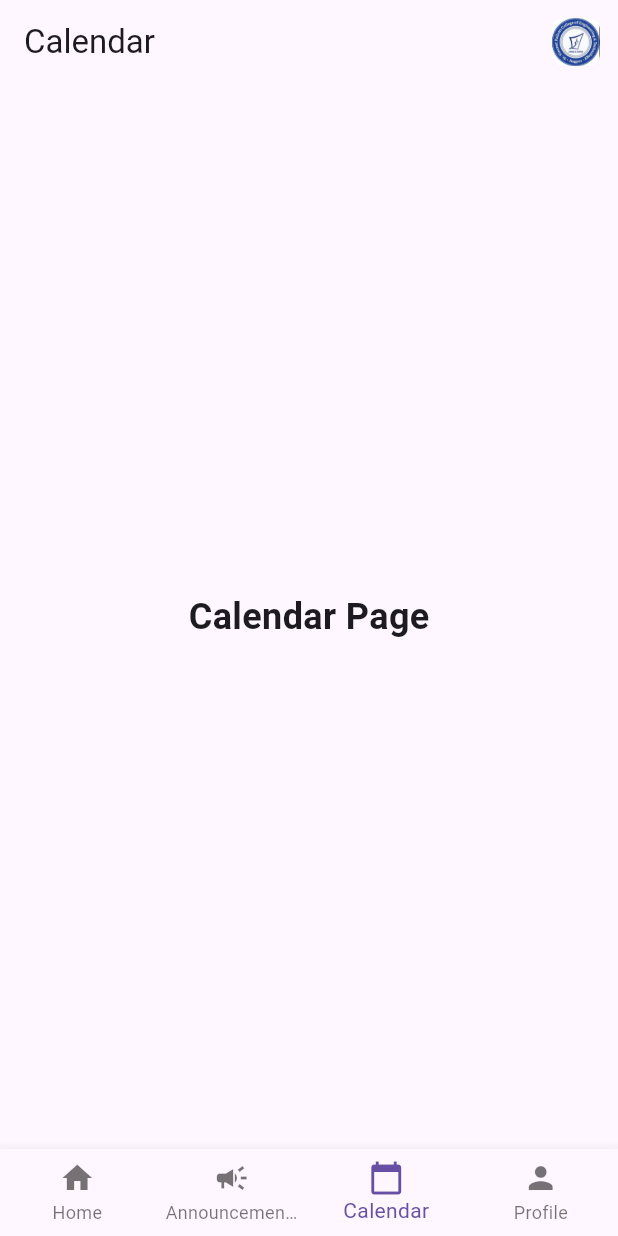
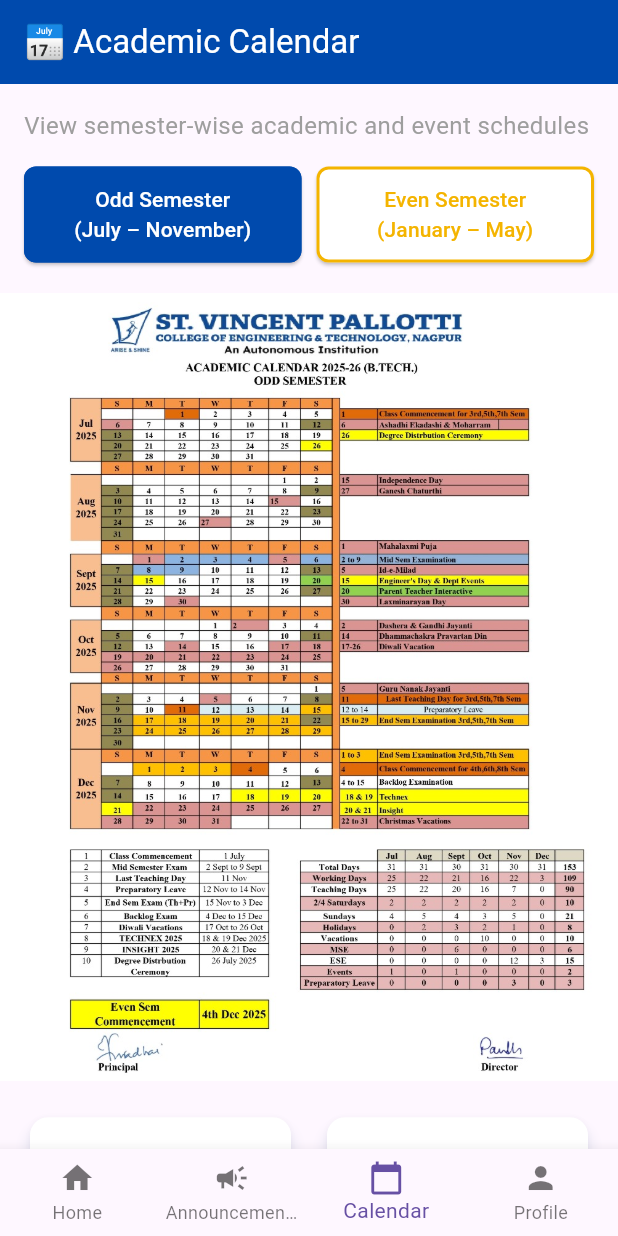
Before and after one commit to theaashaychahande/stvincent_sys_app, a Flutter app: the screen it shows after launch, item 3 of the bottom bar chosen, on a phone screen of 412 x 824 dp. Run offline on Flutter 3.47's test engine with Material 3 defaults, Android fonts, the phone set to English and light mode, and no system bars; our stand-ins replace carousel_slider.

Commit message:
fixed the overflowing issues

```diff
--- a/lib/calendar_screen.dart
+++ b/lib/calendar_screen.dart
@@ -1,27 +1,11 @@
 import 'package:flutter/material.dart';
-import 'widgets/college_logo.dart';
+import 'screens/calendar_section.dart';
 
 class CalendarScreen extends StatelessWidget {
   const CalendarScreen({super.key});
 
   @override
   Widget build(BuildContext context) {
-    return Scaffold(
-      appBar: AppBar(
-        title: const Text('Calendar'),
-        actions: [
-          Padding(
-            padding: const EdgeInsets.only(right: 12),
-            child: CollegeLogo(size: 32),
-          ),
-        ],
-      ),
-      body: const Center(
-        child: Text(
-          'Calendar Page',
-          style: TextStyle(fontSize: 24, fontWeight: FontWeight.bold),
-        ),
-      ),
-    );
+    return const CalendarSection();
   }
 }
--- /dev/null
+++ b/lib/screens/calendar_section.dart
@@ -0,0 +1,238 @@
+import 'package:flutter/material.dart';
+
+class CalendarSection extends StatefulWidget {
+  const CalendarSection({super.key});
+
+  @override
+  State<CalendarSection> createState() => _CalendarSectionState();
+}
+
+class _CalendarSectionState extends State<CalendarSection>
+    with SingleTickerProviderStateMixin {
+  bool _isOddSemester = true;
+  late AnimationController _animationController;
+  late Animation<double> _fadeInAnimation;
+
+  @override
+  void initState() {
+    super.initState();
+    _animationController = AnimationController(
+      duration: const Duration(milliseconds: 500),
+      vsync: this,
+    );
+    _fadeInAnimation = Tween<double>(begin: 0.0, end: 1.0).animate(
+      CurvedAnimation(parent: _animationController, curve: Curves.easeIn),
+    );
+    _animationController.forward();
+  }
+
+  @override
+  void dispose() {
+    _animationController.dispose();
+    super.dispose();
+  }
+
+  void _toggleSemester(bool isOdd) {
+    if (_isOddSemester != isOdd) {
+      _animationController.reset();
+      setState(() {
+        _isOddSemester = isOdd;
+      });
+      _animationController.forward();
+    }
+  }
+
+  @override
+  Widget build(BuildContext context) {
+    return Scaffold(
+      appBar: AppBar(
+        title: const Text('📅 Academic Calendar'),
+        backgroundColor: const Color(0xFF004aad),
+        foregroundColor: Colors.white,
+      ),
+      body: Column(
+        crossAxisAlignment: CrossAxisAlignment.start,
+        children: [
+          // Subtitle
+          const Padding(
+            padding: EdgeInsets.all(16.0),
+            child: Text(
+              'View semester-wise academic and event schedules',
+              style: TextStyle(
+                fontSize: 16,
+                color: Colors.grey,
+              ),
+            ),
+          ),
+          // Toggle buttons
+          Padding(
+            padding: const EdgeInsets.symmetric(horizontal: 16.0),
+            child: Row(
+              children: [
+                Expanded(
+                  child: ElevatedButton(
+                    onPressed: () => _toggleSemester(true),
+                    style: ElevatedButton.styleFrom(
+                      backgroundColor:
+                          _isOddSemester ? const Color(0xFF004aad) : Colors.white,
+                      foregroundColor:
+                          _isOddSemester ? Colors.white : const Color(0xFF004aad),
+                      side: BorderSide(
+                        color: const Color(0xFF004aad),
+                        width: 2.0,
+                      ),
+                      shape: RoundedRectangleBorder(
+                        borderRadius: BorderRadius.circular(8.0),
+                      ),
+                      padding: const EdgeInsets.symmetric(vertical: 12.0),
+                    ),
+                    child: const Text(
+                      'Odd Semester\n(July – November)',
+                      textAlign: TextAlign.center,
+                    ),
+                  ),
+                ),
+                const SizedBox(width: 10),
+                Expanded(
+                  child: ElevatedButton(
+                    onPressed: () => _toggleSemester(false),
+                    style: ElevatedButton.styleFrom(
+                      backgroundColor:
+                          !_isOddSemester ? const Color(0xFFF4B400) : Colors.white,
+                      foregroundColor:
+                          !_isOddSemester ? Colors.white : const Color(0xFFF4B400),
+                      side: BorderSide(
+                        color: const Color(0xFFF4B400),
+                        width: 2.0,
+                      ),
+                      shape: RoundedRectangleBorder(
+                        borderRadius: BorderRadius.circular(8.0),
+                      ),
+                      padding: const EdgeInsets.symmetric(vertical: 12.0),
+                    ),
+                    child: const Text(
+                      'Even Semester\n(January – May)',
+                      textAlign: TextAlign.center,
+                    ),
+                  ),
+                ),
+              ],
+            ),
+          ),
+          const SizedBox(height: 20),
+          // Calendar image
+          Expanded(
+            child: FadeTransition(
+              opacity: _fadeInAnimation,
+              child: SingleChildScrollView(
+                child: Column(
+                  children: [
+                    Image.asset(
+                      _isOddSemester
+                          ? 'assets/images/calenderodd.jpg'
+                          : 'assets/images/calendereven.jpg',
+                      width: double.infinity,
+                      fit: BoxFit.contain,
+                      errorBuilder: (context, error, stackTrace) {
+                        return Container(
+                          height: 300,
+                          color: Colors.grey[300],
+                          child: const Center(
+                            child: Text(
+                              'Calendar image not available',
+                              style: TextStyle(
+                                fontSize: 18,
+                                color: Colors.grey,
+                              ),
+                            ),
+                          ),
+                        );
+                      },
+                    ),
+                    const SizedBox(height: 20),
+                    // Grid cards
+                    Padding(
+                      padding: const EdgeInsets.symmetric(horizontal: 16.0),
+                      child: LayoutBuilder(
+                        builder: (context, constraints) {
+                          return GridView.count(
+                            crossAxisCount: 2,
+                            crossAxisSpacing: 16,
+                            mainAxisSpacing: 16,
+                            shrinkWrap: true,
+                            physics: const NeverScrollableScrollPhysics(),
+                            childAspectRatio: 2.0,
+                            children: [
+                              _buildCalendarCard(
+                                Icons.menu_book,
+                                'Academic Calendar PDF',
+                                true,
+                              ),
+                              _buildCalendarCard(
+                                Icons.assignment,
+                                'Exam Timetable',
+                                false,
+                              ),
+                              _buildCalendarCard(
+                                Icons.beach_access,
+                                'Holiday List',
+                                false,
+                              ),
+                              _buildCalendarCard(
+                                Icons.assessment,
+                                'Result Dates',
+                                false,
+                              ),
+                              _buildCalendarCard(
+                                Icons.event,
+                                'Event Schedule',
+                                false,
+                              ),
+                            ],
+                          );
+                        },
+                      ),
+                    ),
+                    const SizedBox(height: 20),
+                  ],
+                ),
+              ),
+            ),
+          ),
+        ],
+      ),
+    );
+  }
+
+  Widget _buildCalendarCard(IconData icon, String label, bool showDownload) {
+    return Card(
+      elevation: 4,
+      shadowColor: const Color(0xFF004aad).withOpacity(0.3),
+      shape: RoundedRectangleBorder(
+        borderRadius: BorderRadius.circular(12.0),
+      ),
+      child: Container(
+        padding: const EdgeInsets.all(16.0),
+        decoration: BoxDecoration(
+          borderRadius: BorderRadius.circular(12.0),
+          gradient: const LinearGradient(
+            colors: [Colors.white, Colors.white],
+            begin: Alignment.topLeft,
+            end: Alignment.bottomRight,
+          ),
+        ),
+        child: Center(
+          child: Text(
+            label,
+            textAlign: TextAlign.center,
+            style: const TextStyle(
+              fontSize: 14,
+              fontWeight: FontWeight.bold,
+              color: Color(0xFF004aad),
+            ),
+          ),
+        ),
+      ),
+    );
+  }
+}
--- a/pubspec.yaml
+++ b/pubspec.yaml
@@ -28,3 +28,5 @@ flutter:
     - assets/home5.jpg
     - assets/home6.jpg
     - assets/home7.jpg
+    - assets/images/calenderodd.jpg
+    - assets/images/calendereven.jpg
```
Also changed, not shown: lib/screens/home_dashboard.dart (+41 -32 lines), assets/images/calendereven.jpg (added), assets/images/calenderodd.jpg (added).
